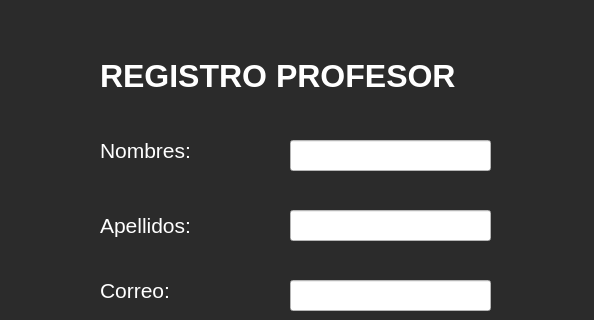
The window that registro_profesor.ui (Giavic/Taller_de_software_TF) describes before a commit, drawn with Qt 5; both pictures show x 0 to 594 and y 0 to 320 of the 594 by 547 pixel window.
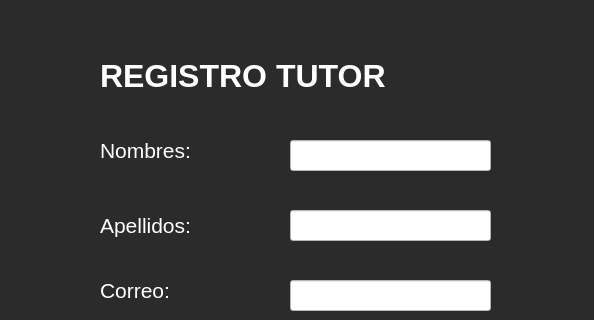
The same window after the commit.

Commit message: actualización interfaz xd

The edit to the form file:
```diff
--- a/registro_profesor.ui
+++ b/registro_profesor.ui
@@ -247,7 +247,7 @@
     <string notr="true">color: rgb(255, 255, 255);</string>
    </property>
    <property name="text">
-    <string>REGISTRO PROFESOR</string>
+    <string>REGISTRO TUTOR</string>
    </property>
   </widget>
   <widget class="QComboBox" name="comboBox">
```
Left out of the diff: 6 changed lines with no effect on the pictures. The commit also changes 2 other files.
